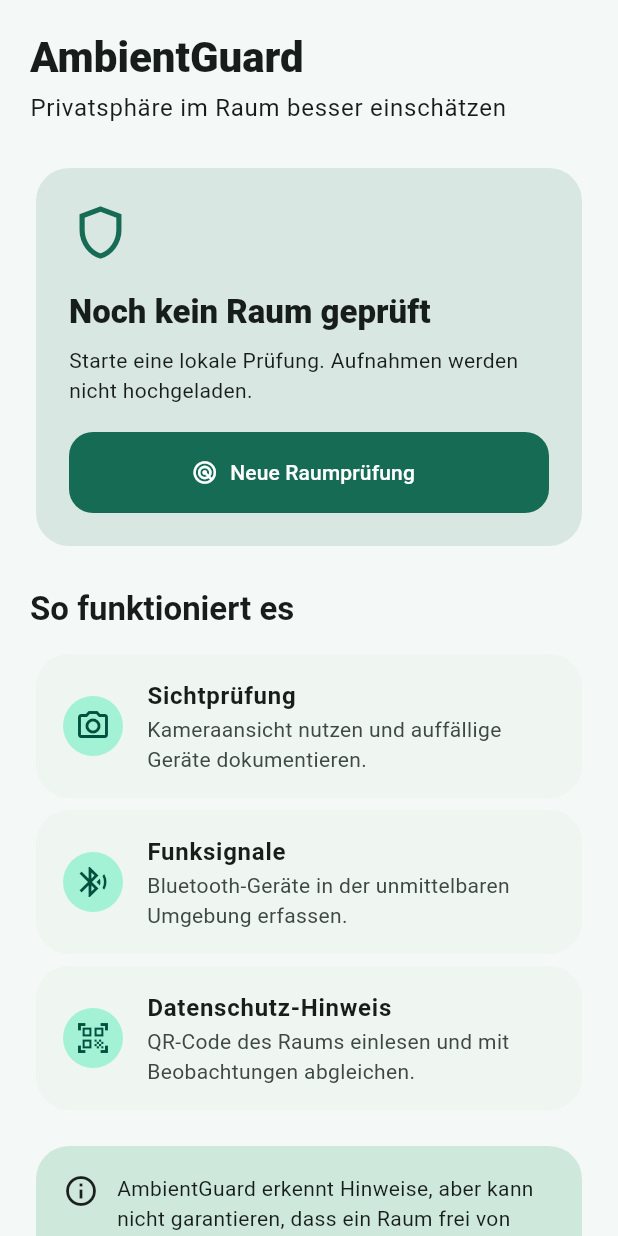
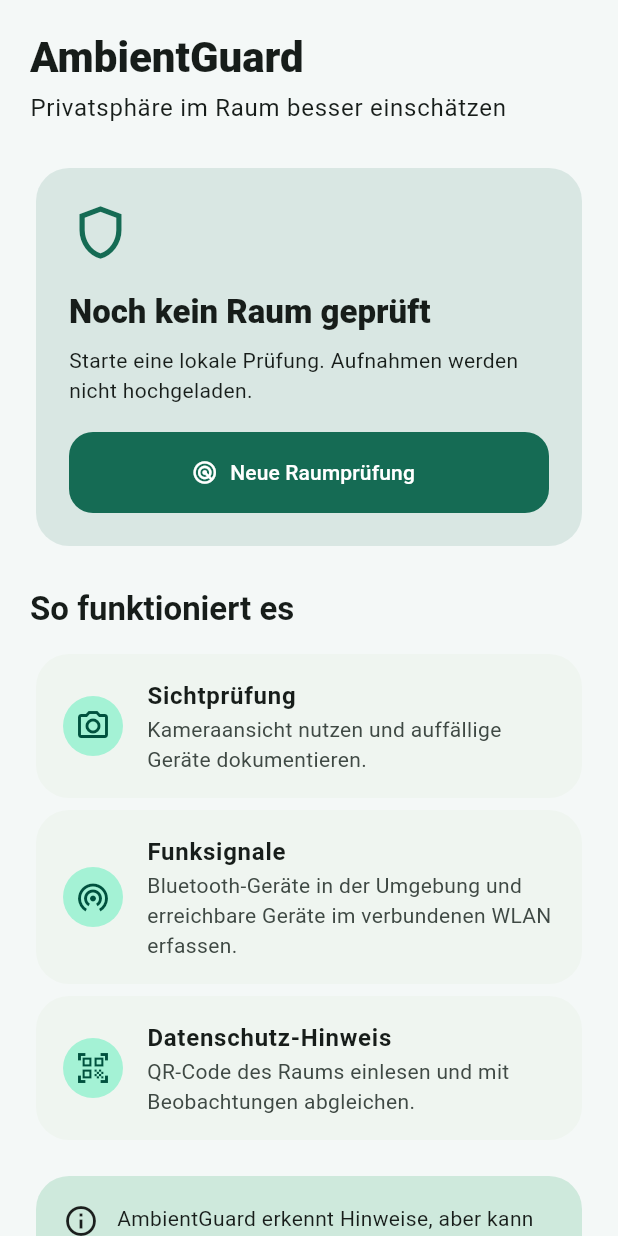
Before and after one commit to MEMVEXA-by-MW/Ambientguard-, a Flutter app: the _Dashboard widget shown alone on an empty page, opened directly with empty values, on a phone screen of 412 x 824 dp. Run offline on Flutter 3.47's test engine with Material 3 defaults, Android fonts, the phone set to English and light mode, and no system bars; our stand-ins replace permission_handler, shared_preferences; missing offline and left inert: flutter_reactive_ble, mobile_scanner; accounts and stored records are empty.

Commit message:
Update home_screen.dart

```diff
--- a/lib/screens/home_screen.dart
+++ b/lib/screens/home_screen.dart
@@ -101,7 +101,11 @@ class _Dashboard extends StatelessWidget {
         Text('So funktioniert es', style: Theme.of(context).textTheme.titleLarge?.copyWith(fontWeight: FontWeight.w700)),
         const SizedBox(height: 12),
         const _Step(icon: Icons.camera_alt_outlined, title: 'Sichtprüfung', text: 'Kameraansicht nutzen und auffällige Geräte dokumentieren.'),
-        const _Step(icon: Icons.bluetooth_searching, title: 'Funksignale', text: 'Bluetooth-Geräte in der unmittelbaren Umgebung erfassen.'),
+        const _Step(
+  icon: Icons.wifi_tethering,
+  title: 'Funksignale',
+  text: 'Bluetooth-Geräte in der Umgebung und erreichbare Geräte im verbundenen WLAN erfassen.',
+),
         const _Step(icon: Icons.qr_code_scanner, title: 'Datenschutz-Hinweis', text: 'QR-Code des Raums einlesen und mit Beobachtungen abgleichen.'),
         const SizedBox(height: 16),
         Card(
```
